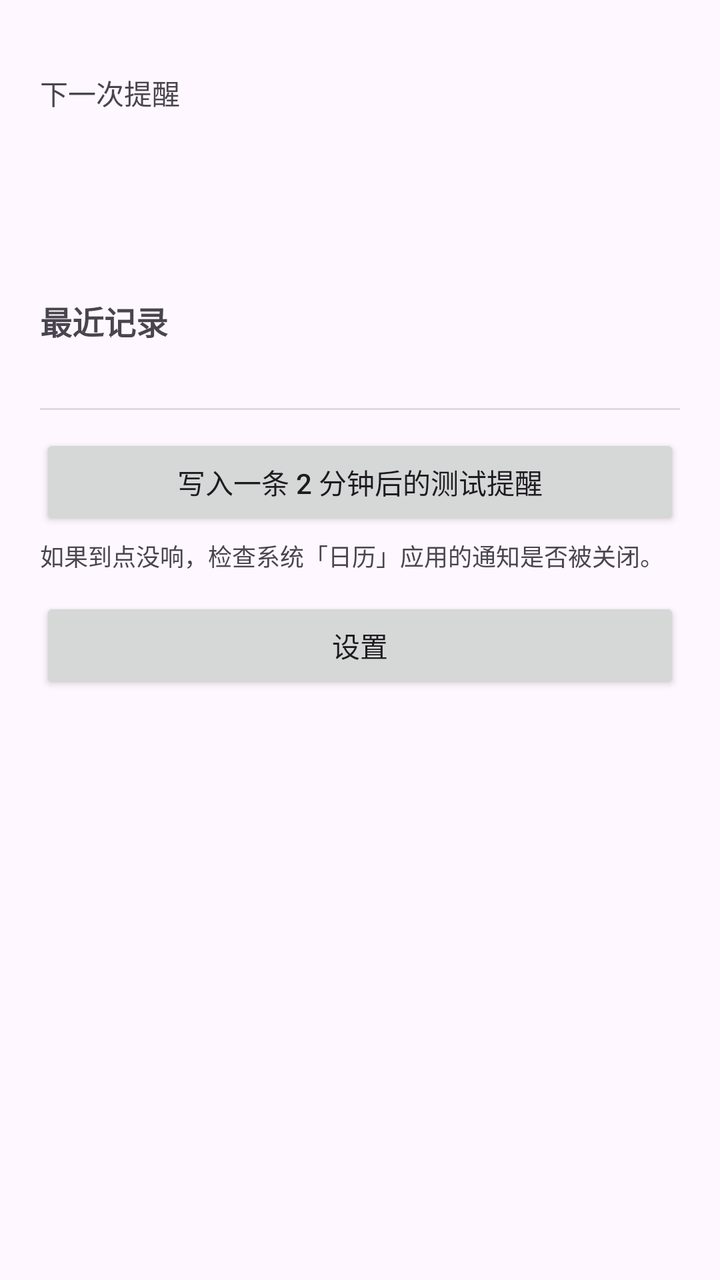
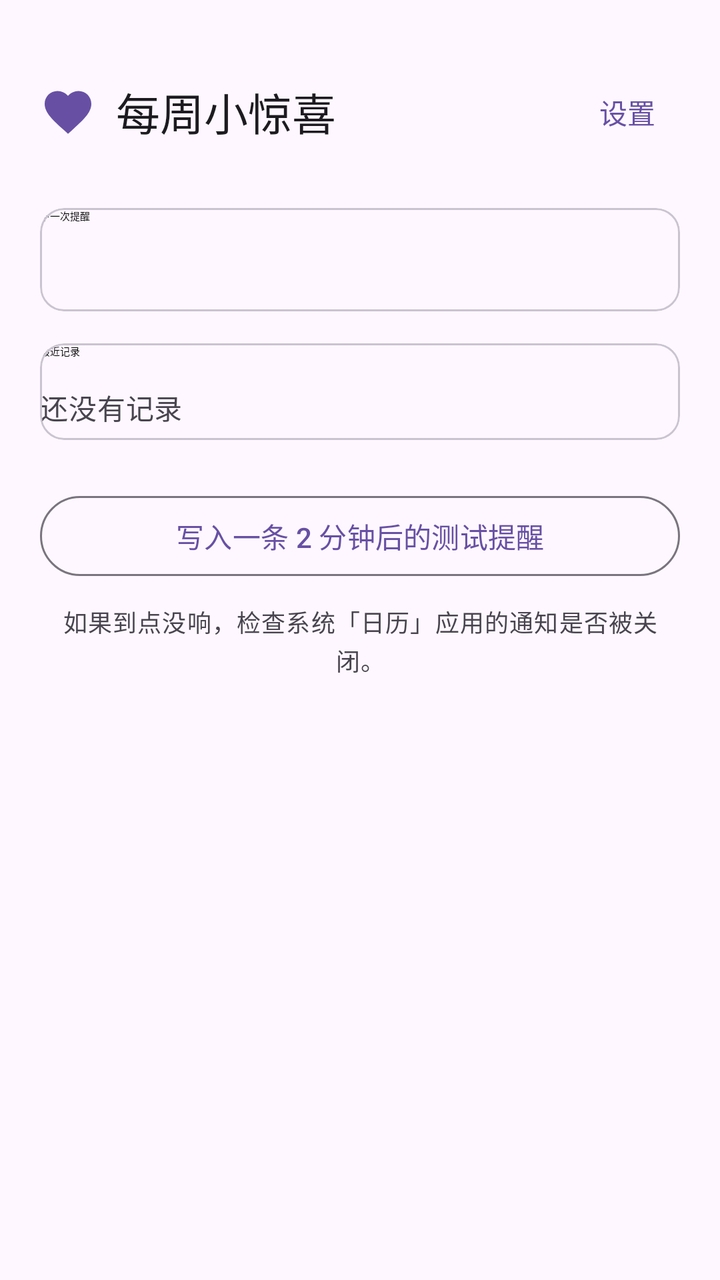

Compare the two renders of this Android layout. The source of the first and the diff that turns it into the second are given below.
<!-- AndroidManifest.xml: application theme Theme.WeeklySurprise -->
<!-- res/layout/activity_main.xml -->
<?xml version="1.0" encoding="utf-8"?>
<ScrollView xmlns:android="http://schemas.android.com/apk/res/android"
    android:layout_width="match_parent"
    android:layout_height="match_parent"
    android:fillViewport="true">

    <LinearLayout
        android:layout_width="match_parent"
        android:layout_height="wrap_content"
        android:orientation="vertical"
        android:padding="20dp">

        
        <LinearLayout
            android:id="@+id/permissionCard"
            android:layout_width="match_parent"
            android:layout_height="wrap_content"
            android:orientation="vertical"
            android:visibility="gone">

            <TextView
                android:layout_width="wrap_content"
                android:layout_height="wrap_content"
                android:text="@string/need_calendar_permission"
                android:textSize="20sp"
                android:textStyle="bold" />

            <TextView
                android:layout_width="match_parent"
                android:layout_height="wrap_content"
                android:layout_marginTop="8dp"
                android:text="@string/permission_rationale"
                android:textSize="14sp" />

            <Button
                android:id="@+id/grantButton"
                android:layout_width="wrap_content"
                android:layout_height="wrap_content"
                android:layout_marginTop="12dp"
                android:text="@string/grant_permission" />
        </LinearLayout>

        
        <LinearLayout
            android:id="@+id/noCalendarCard"
            android:layout_width="match_parent"
            android:layout_height="wrap_content"
            android:orientation="vertical"
            android:visibility="gone">

            <TextView
                android:layout_width="wrap_content"
                android:layout_height="wrap_content"
                android:text="@string/no_local_calendar"
                android:textSize="20sp"
                android:textStyle="bold" />

            <TextView
                android:layout_width="match_parent"
                android:layout_height="wrap_content"
                android:layout_marginTop="8dp"
                android:text="@string/no_local_calendar_detail"
                android:textSize="14sp" />
        </LinearLayout>

        
        <LinearLayout
            android:id="@+id/revealCard"
            android:layout_width="match_parent"
            android:layout_height="wrap_content"
            android:orientation="vertical"
            android:visibility="gone">

            <TextView
                android:layout_width="wrap_content"
                android:layout_height="wrap_content"
                android:text="@string/today_is_the_day"
                android:textSize="22sp"
                android:textStyle="bold" />

            <Button
                android:id="@+id/revealButton"
                android:layout_width="match_parent"
                android:layout_height="wrap_content"
                android:layout_marginTop="12dp"
                android:text="@string/reveal" />

            <LinearLayout
                android:id="@+id/revealedContent"
                android:layout_width="match_parent"
                android:layout_height="wrap_content"
                android:orientation="vertical"
                android:visibility="gone">

                <TextView
                    android:id="@+id/amountText"
                    android:layout_width="wrap_content"
                    android:layout_height="wrap_content"
                    android:layout_marginTop="16dp"
                    android:textSize="36sp"
                    android:textStyle="bold" />

                <TextView
                    android:id="@+id/phraseText"
                    android:layout_width="match_parent"
                    android:layout_height="wrap_content"
                    android:layout_marginTop="12dp"
                    android:lineSpacingExtra="4dp"
                    android:textSize="17sp" />

                <Button
                    android:id="@+id/copyButton"
                    android:layout_width="match_parent"
                    android:layout_height="wrap_content"
                    android:layout_marginTop="16dp"
                    android:text="@string/copy_phrase" />

                <Button
                    android:id="@+id/wechatButton"
                    android:layout_width="match_parent"
                    android:layout_height="wrap_content"
                    android:text="@string/open_wechat" />

                <Button
                    android:id="@+id/doneButton"
                    android:layout_width="match_parent"
                    android:layout_height="wrap_content"
                    android:text="@string/mark_done" />
            </LinearLayout>

            <View
                android:layout_width="match_parent"
                android:layout_height="1dp"
                android:layout_marginTop="20dp"
                android:background="?android:attr/listDivider" />
        </LinearLayout>

        
        <LinearLayout
            android:id="@+id/statusCard"
            android:layout_width="match_parent"
            android:layout_height="wrap_content"
            android:layout_marginTop="16dp"
            android:orientation="vertical">

            <TextView
                android:layout_width="wrap_content"
                android:layout_height="wrap_content"
                android:text="@string/next_reminder"
                android:textSize="14sp" />

            <TextView
                android:id="@+id/nextDateText"
                android:layout_width="wrap_content"
                android:layout_height="wrap_content"
                android:layout_marginTop="4dp"
                android:textSize="26sp"
                android:textStyle="bold" />

            <TextView
                android:id="@+id/slotsText"
                android:layout_width="wrap_content"
                android:layout_height="wrap_content"
                android:layout_marginTop="6dp"
                android:textSize="14sp" />

            <Button
                android:id="@+id/setupButton"
                android:layout_width="wrap_content"
                android:layout_height="wrap_content"
                android:layout_marginTop="10dp"
                android:text="@string/setup_now"
                android:visibility="gone" />
        </LinearLayout>

        
        <TextView
            android:layout_width="wrap_content"
            android:layout_height="wrap_content"
            android:layout_marginTop="28dp"
            android:text="@string/history_title"
            android:textSize="16sp"
            android:textStyle="bold" />

        <LinearLayout
            android:id="@+id/historyContainer"
            android:layout_width="match_parent"
            android:layout_height="wrap_content"
            android:layout_marginTop="8dp"
            android:orientation="vertical" />

        <View
            android:layout_width="match_parent"
            android:layout_height="1dp"
            android:layout_marginTop="24dp"
            android:background="?android:attr/listDivider" />

        <Button
            android:id="@+id/testButton"
            android:layout_width="match_parent"
            android:layout_height="wrap_content"
            android:layout_marginTop="12dp"
            android:text="@string/test_reminder" />

        <TextView
            android:layout_width="match_parent"
            android:layout_height="wrap_content"
            android:layout_marginTop="4dp"
            android:text="@string/calendar_notice_hint"
            android:textSize="12sp" />

        <Button
            android:id="@+id/settingsButton"
            android:layout_width="match_parent"
            android:layout_height="wrap_content"
            android:layout_marginTop="12dp"
            android:text="@string/settings" />

    </LinearLayout>
</ScrollView>
<!-- resources referenced by this layout -->
<resources>
  <string name="calendar_notice_hint">如果到点没响，检查系统「日历」应用的通知是否被关闭。</string>
  <string name="copy_phrase">复制这句话</string>
  <string name="grant_permission">授予权限</string>
  <string name="history_title">最近记录</string>
  <string name="mark_done">标记为已完成</string>
  <string name="need_calendar_permission">需要日历权限</string>
  <string name="next_reminder">下一次提醒</string>
  <string name="no_local_calendar">没有找到本地日历</string>
  <string name="no_local_calendar_detail">你的设备上只有会同步到云端的日历账户。写进去的话，这些提醒可能出现在共享同一账户的其他设备上，惊喜就穿帮了。\n\n请在系统日历应用里新建一个「本地」日历后再回来。</string>
  <string name="open_wechat">打开微信</string>
  <string name="permission_rationale">本应用用系统日历来定时提醒，因为小米等国产系统会清理后台应用，自己排闹钟不可靠。日历是系统应用，不会被清理。\n\n应用不联网，所有内容只存在你手机上。</string>
  <string name="reveal">揭晓</string>
  <string name="settings">设置</string>
  <string name="setup_now">开始排期</string>
  <string name="test_reminder">写入一条 2 分钟后的测试提醒</string>
  <string name="today_is_the_day">今天就是日子</string>
  <style name="Theme.WeeklySurprise" parent="Theme.Material3.DayNight.NoActionBar">
          <item name="android:statusBarColor" tools:targetApi="l">?attr/colorSurface</item>
      </style>
</resources>

<!-- the commit's change to res/layout/activity_main.xml (unified diff, before → after) -->
@@ -1,220 +1,305 @@
 <?xml version="1.0" encoding="utf-8"?>
 <ScrollView xmlns:android="http://schemas.android.com/apk/res/android"
+    xmlns:app="http://schemas.android.com/apk/res-auto"
     android:layout_width="match_parent"
     android:layout_height="match_parent"
-    android:fillViewport="true">
+    android:background="?android:attr/colorBackground"
+    android:fillViewport="true"
+    android:scrollbars="none">
 
     <LinearLayout
         android:layout_width="match_parent"
         android:layout_height="wrap_content"
         android:orientation="vertical"
-        android:padding="20dp">
+        android:paddingStart="20dp"
+        android:paddingTop="32dp"
+        android:paddingEnd="20dp"
+        android:paddingBottom="32dp">
 
         
         <LinearLayout
+            android:layout_width="match_parent"
+            android:layout_height="wrap_content"
+            android:gravity="center_vertical"
+            android:orientation="horizontal">
+
+            <ImageView
+                android:layout_width="28dp"
+                android:layout_height="28dp"
+                android:contentDescription="@string/app_name"
+                android:src="@drawable/ic_heart"
+                app:tint="?attr/colorPrimary" />
+
+            <TextView
+                android:layout_width="0dp"
+                android:layout_height="wrap_content"
+                android:layout_marginStart="10dp"
+                android:layout_weight="1"
+                android:text="@string/app_name"
+                android:textAppearance="@style/TextAppearance.Material3.TitleLarge"
+                android:textColor="?attr/colorOnSurface" />
+
+            <com.google.android.material.button.MaterialButton
+                android:id="@+id/settingsButton"
+                style="@style/Widget.Material3.Button.TextButton"
+                android:layout_width="wrap_content"
+                android:layout_height="wrap_content"
+                android:minWidth="0dp"
+                android:text="@string/settings" />
+        </LinearLayout>
+
+        
+        <com.google.android.material.card.MaterialCardView
             android:id="@+id/permissionCard"
-            android:layout_width="match_parent"
-            android:layout_height="wrap_content"
-            android:orientation="vertical"
+            style="@style/Card.Outlined"
+            android:layout_width="match_parent"
+            android:layout_height="wrap_content"
+            android:layout_marginTop="24dp"
             android:visibility="gone">
 
-            <TextView
-                android:layout_width="wrap_content"
-                android:layout_height="wrap_content"
-                android:text="@string/need_calendar_permission"
-                android:textSize="20sp"
-                android:textStyle="bold" />
-
-            <TextView
-                android:layout_width="match_parent"
-                android:layout_height="wrap_content"
-                android:layout_marginTop="8dp"
-                android:text="@string/permission_rationale"
-                android:textSize="14sp" />
-
-            <Button
-                android:id="@+id/grantButton"
-                android:layout_width="wrap_content"
-                android:layout_height="wrap_content"
-                android:layout_marginTop="12dp"
-                android:text="@string/grant_permission" />
-        </LinearLayout>
-
-        
-        <LinearLayout
+            <LinearLayout
+                android:layout_width="match_parent"
+                android:layout_height="wrap_content"
+                android:orientation="vertical">
+
+                <TextView
+                    android:layout_width="wrap_content"
+                    android:layout_height="wrap_content"
+                    android:text="@string/need_calendar_permission"
+                    android:textAppearance="@style/TextAppearance.Material3.TitleMedium"
+                    android:textColor="?attr/colorOnSurface" />
+
+                <TextView
+                    android:layout_width="match_parent"
+                    android:layout_height="wrap_content"
+                    android:layout_marginTop="10dp"
+                    android:lineSpacingExtra="4dp"
+                    android:text="@string/permission_rationale"
+                    android:textAppearance="@style/TextAppearance.Material3.BodyMedium"
+                    android:textColor="?attr/colorOnSurfaceVariant" />
+
+                <com.google.android.material.button.MaterialButton
+                    android:id="@+id/grantButton"
+                    android:layout_width="match_parent"
+                    android:layout_height="wrap_content"
+                    android:layout_marginTop="18dp"
+                    android:text="@string/grant_permission" />
+            </LinearLayout>
+        </com.google.android.material.card.MaterialCardView>
+
+        
+        <com.google.android.material.card.MaterialCardView
             android:id="@+id/noCalendarCard"
-            android:layout_width="match_parent"
-            android:layout_height="wrap_content"
-            android:orientation="vertical"
+            style="@style/Card.Outlined"
+            android:layout_width="match_parent"
+            android:layout_height="wrap_content"
+            android:layout_marginTop="24dp"
             android:visibility="gone">
 
-            <TextView
-                android:layout_width="wrap_content"
-                android:layout_height="wrap_content"
-                android:text="@string/no_local_calendar"
-                android:textSize="20sp"
-                android:textStyle="bold" />
-
-            <TextView
-                android:layout_width="match_parent"
-                android:layout_height="wrap_content"
-                android:layout_marginTop="8dp"
-                android:text="@string/no_local_calendar_detail"
-                android:textSize="14sp" />
-        </LinearLayout>
-
-        
-        <LinearLayout
+            <LinearLayout
+                android:layout_width="match_parent"
+                android:layout_height="wrap_content"
+                android:orientation="vertical">
+
+                <TextView
+                    android:layout_width="wrap_content"
+                    android:layout_height="wrap_content"
+                    android:text="@string/no_local_calendar"
+                    android:textAppearance="@style/TextAppearance.Material3.TitleMedium"
+                    android:textColor="?attr/colorError" />
+
+                <TextView
+                    android:layout_width="match_parent"
+                    android:layout_height="wrap_content"
+                    android:layout_marginTop="10dp"
+                    android:lineSpacingExtra="4dp"
+                    android:text="@string/no_local_calendar_detail"
+                    android:textAppearance="@style/TextAppearance.Material3.BodyMedium"
+                    android:textColor="?attr/colorOnSurfaceVariant" />
+            </LinearLayout>
+        </com.google.android.material.card.MaterialCardView>
+
+        
+        <com.google.android.material.card.MaterialCardView
             android:id="@+id/revealCard"
             android:layout_width="match_parent"
             android:layout_height="wrap_content"
-            android:orientation="vertical"
-            android:visibility="gone">
-
-            <TextView
-                android:layout_width="wrap_content"
-                android:layout_height="wrap_content"
-                android:text="@string/today_is_the_day"
-                android:textSize="22sp"
-                android:textStyle="bold" />
-
-            <Button
-                android:id="@+id/revealButton"
-                android:layout_width="match_parent"
-                android:layout_height="wrap_content"
-                android:layout_marginTop="12dp"
-                android:text="@string/reveal" />
-
-            <LinearLayout
-                android:id="@+id/revealedContent"
-                android:layout_width="match_parent"
-                android:layout_height="wrap_content"
-                android:orientation="vertical"
-                android:visibility="gone">
-
-                <TextView
-                    android:id="@+id/amountText"
+            android:layout_marginTop="24dp"
+            android:visibility="gone"
+            app:cardBackgroundColor="?attr/colorPrimaryContainer"
+            app:cardCornerRadius="24dp"
+            app:cardElevation="0dp"
+            app:contentPadding="24dp">
+
+            <LinearLayout
+                android:layout_width="match_parent"
+                android:layout_height="wrap_content"
+                android:orientation="vertical">
+
+                <TextView
+                    android:layout_width="wrap_content"
+                    android:layout_height="wrap_content"
+                    android:text="@string/today_is_the_day"
+                    android:textAppearance="@style/TextAppearance.Material3.HeadlineSmall"
+                    android:textColor="?attr/colorOnPrimaryContainer"
+                    android:textStyle="bold" />
+
+                <com.google.android.material.button.MaterialButton
+                    android:id="@+id/revealButton"
+                    android:layout_width="match_parent"
+                    android:layout_height="wrap_content"
+                    android:layout_marginTop="18dp"
+                    android:text="@string/reveal" />
+
+                <LinearLayout
+                    android:id="@+id/revealedContent"
+                    android:layout_width="match_parent"
+                    android:layout_height="wrap_content"
+                    android:orientation="vertical"
+                    android:visibility="gone">
+
+                    <TextView
+                        android:id="@+id/amountText"
+                        android:layout_width="wrap_content"
+                        android:layout_height="wrap_content"
+                        android:layout_marginTop="18dp"
+                        android:textAppearance="@style/TextAppearance.Material3.DisplayMedium"
+                        android:textColor="?attr/colorOnPrimaryContainer"
+                        android:textStyle="bold" />
+
+                    <TextView
+                        android:id="@+id/phraseText"
+                        android:layout_width="match_parent"
+                        android:layout_height="wrap_content"
+                        android:layout_marginTop="14dp"
+                        android:lineSpacingExtra="6dp"
+                        android:textAppearance="@style/TextAppearance.Material3.BodyLarge"
+                        android:textColor="?attr/colorOnPrimaryContainer" />
+
+                    <com.google.android.material.button.MaterialButton
+                        android:id="@+id/copyButton"
+                        android:layout_width="match_parent"
+                        android:layout_height="wrap_content"
+                        android:layout_marginTop="20dp"
+                        android:text="@string/copy_phrase" />
+
+                    <com.google.android.material.button.MaterialButton
+                        android:id="@+id/wechatButton"
+                        style="@style/Widget.Material3.Button.TonalButton"
+                        android:layout_width="match_parent"
+                        android:layout_height="wrap_content"
+                        android:layout_marginTop="8dp"
+                        android:text="@string/open_wechat" />
+
+                    <com.google.android.material.button.MaterialButton
+                        android:id="@+id/doneButton"
+                        style="@style/Widget.Material3.Button.OutlinedButton"
+                        android:layout_width="match_parent"
+                        android:layout_height="wrap_content"
+                        android:layout_marginTop="8dp"
+                        android:text="@string/mark_done" />
+                </LinearLayout>
+            </LinearLayout>
+        </com.google.android.material.card.MaterialCardView>
+
+        
+        <com.google.android.material.card.MaterialCardView
+            android:id="@+id/statusCard"
+            style="@style/Card.Outlined"
+            android:layout_width="match_parent"
+            android:layout_height="wrap_content"
+            android:layout_marginTop="24dp">
+
+            <LinearLayout
+                android:layout_width="match_parent"
+                android:layout_height="wrap_content"
+                android:orientation="vertical">
+
+                <TextView
+                    android:layout_width="wrap_content"
+                    android:layout_height="wrap_content"
+                    android:text="@string/next_reminder"
+                    android:textAppearance="@style/Text.Label" />
+
+                <TextView
+                    android:id="@+id/nextDateText"
+                    android:layout_width="wrap_content"
+                    android:layout_height="wrap_content"
+                    android:layout_marginTop="8dp"
+                    android:textAppearance="@style/Text.Hero" />
+
+                <TextView
+                    android:id="@+id/slotsText"
+                    android:layout_width="wrap_content"
+                    android:layout_height="wrap_content"
+                    android:layout_marginTop="10dp"
+                    android:textAppearance="@style/TextAppearance.Material3.BodyMedium"
+                    android:textColor="?attr/colorOnSurfaceVariant" />
+
+                <com.google.android.material.button.MaterialButton
+                    android:id="@+id/setupButton"
                     android:layout_width="wrap_content"
                     android:layout_height="wrap_content"
                     android:layout_marginTop="16dp"
-                    android:textSize="36sp"
-                    android:textStyle="bold" />
-
-                <TextView
-                    android:id="@+id/phraseText"
-                    android:layout_width="match_parent"
-                    android:layout_height="wrap_content"
-                    android:layout_marginTop="12dp"
-                    android:lineSpacingExtra="4dp"
-                    android:textSize="17sp" />
-
-                <Button
-                    android:id="@+id/copyButton"
-                    android:layout_width="match_parent"
-                    android:layout_height="wrap_content"
-                    android:layout_marginTop="16dp"
-                    android:text="@string/copy_phrase" />
-
-                <Button
-                    android:id="@+id/wechatButton"
-                    android:layout_width="match_parent"
-                    android:layout_height="wrap_content"
-                    android:text="@string/open_wechat" />
-
-                <Button
-                    android:id="@+id/doneButton"
-                    android:layout_width="match_parent"
-                    android:layout_height="wrap_content"
-                    android:text="@string/mark_done" />
-            </LinearLayout>
-
-            <View
-                android:layout_width="match_parent"
-                android:layout_height="1dp"
-                android:layout_marginTop="20dp"
-                android:background="?android:attr/listDivider" />
-        </LinearLayout>
-
-        
-        <LinearLayout
-            android:id="@+id/statusCard"
-            android:layout_width="match_parent"
-            android:layout_height="wrap_content"
-            android:layout_marginTop="16dp"
-            android:orientation="vertical">
-
-            <TextView
-                android:layout_width="wrap_content"
-                android:layout_height="wrap_content"
-                android:text="@string/next_reminder"
-                android:textSize="14sp" />
-
-            <TextView
-                android:id="@+id/nextDateText"
-                android:layout_width="wrap_content"
-                android:layout_height="wrap_content"
-                android:layout_marginTop="4dp"
-                android:textSize="26sp"
-                android:textStyle="bold" />
-
-            <TextView
-                android:id="@+id/slotsText"
-                android:layout_width="wrap_content"
-                android:layout_height="wrap_content"
-                android:layout_marginTop="6dp"
-                android:textSize="14sp" />
-
-            <Button
-                android:id="@+id/setupButton"
-                android:layout_width="wrap_content"
-                android:layout_height="wrap_content"
-                android:layout_marginTop="10dp"
-                android:text="@string/setup_now"
-                android:visibility="gone" />
-        </LinearLayout>
-
-        
+                    android:text="@string/setup_now"
+                    android:visibility="gone" />
+            </LinearLayout>
+        </com.google.android.material.card.MaterialCardView>
+
+        
+        <com.google.android.material.card.MaterialCardView
+            style="@style/Card.Outlined"
+            android:layout_width="match_parent"
+            android:layout_height="wrap_content"
+            android:layout_marginTop="16dp">
+
+            <LinearLayout
+                android:layout_width="match_parent"
+                android:layout_height="wrap_content"
+                android:orientation="vertical">
+
+                <TextView
+                    android:layout_width="wrap_content"
+                    android:layout_height="wrap_content"
+                    android:text="@string/history_title"
+                    android:textAppearance="@style/Text.Label" />
+
+                <TextView
+                    android:id="@+id/historyEmpty"
+                    android:layout_width="match_parent"
+                    android:layout_height="wrap_content"
+                    android:layout_marginTop="14dp"
+                    android:text="@string/history_empty"
+                    android:textAppearance="@style/TextAppearance.Material3.BodyMedium"
+                    android:textColor="?attr/colorOnSurfaceVariant" />
+
+                <LinearLayout
+                    android:id="@+id/historyContainer"
+                    android:layout_width="match_parent"
+                    android:layout_height="wrap_content"
+                    android:layout_marginTop="6dp"
+                    android:orientation="vertical" />
+            </LinearLayout>
+        </com.google.android.material.card.MaterialCardView>
+
+        
+        <com.google.android.material.button.MaterialButton
+            android:id="@+id/testButton"
+            style="@style/Widget.Material3.Button.OutlinedButton"
+            android:layout_width="match_parent"
+            android:layout_height="wrap_content"
+            android:layout_marginTop="24dp"
+            android:text="@string/test_reminder" />
+
         <TextView
-            android:layout_width="wrap_content"
-            android:layout_height="wrap_content"
-            android:layout_marginTop="28dp"
-            android:text="@string/history_title"
-            android:textSize="16sp"
-            android:textStyle="bold" />
-
-        <LinearLayout
-            android:id="@+id/historyContainer"
-            android:layout_width="match_parent"
-            android:layout_height="wrap_content"
-            android:layout_marginTop="8dp"
-            android:orientation="vertical" />
-
-        <View
-            android:layout_width="match_parent"
-            android:layout_height="1dp"
-            android:layout_marginTop="24dp"
-            android:background="?android:attr/listDivider" />
-
-        <Button
-            android:id="@+id/testButton"
-            android:layout_width="match_parent"
-            android:layout_height="wrap_content"
-            android:layout_marginTop="12dp"
-            android:text="@string/test_reminder" />
-
-        <TextView
-            android:layout_width="match_parent"
-            android:layout_height="wrap_content"
-            android:layout_marginTop="4dp"
+            android:layout_width="match_parent"
+            android:layout_height="wrap_content"
+            android:layout_marginTop="10dp"
+            android:gravity="center"
+            android:lineSpacingExtra="2dp"
             android:text="@string/calendar_notice_hint"
-            android:textSize="12sp" />
-
-        <Button
-            android:id="@+id/settingsButton"
-            android:layout_width="match_parent"
-            android:layout_height="wrap_content"
-            android:layout_marginTop="12dp"
-            android:text="@string/settings" />
+            android:textAppearance="@style/TextAppearance.Material3.BodySmall"
+            android:textColor="?attr/colorOnSurfaceVariant" />
 
     </LinearLayout>
 </ScrollView>
<!-- resource entries referenced after the edit -->
@@ -1,8 +1,22 @@
 <!-- resources referenced by this layout -->
 <resources>
+  <!-- drawable ic_heart (drawable) -->
+  <?xml version="1.0" encoding="utf-8"?>
+  <vector xmlns:android="http://schemas.android.com/apk/res/android"
+      android:width="24dp"
+      android:height="24dp"
+      android:viewportWidth="24"
+      android:viewportHeight="24"
+      android:tint="?attr/colorPrimary">
+      <path
+          android:fillColor="@android:color/white"
+          android:pathData="M12,21.35l-1.45,-1.32C5.4,15.36 2,12.28 2,8.5 2,5.42 4.42,3 7.5,3c1.74,0 3.41,0.81 4.5,2.09C13.09,3.81 14.76,3 16.5,3 19.58,3 22,5.42 22,8.5c0,3.78 -3.4,6.86 -8.55,11.54L12,21.35z" />
+  </vector>
+  <string name="app_name">每周小惊喜</string>
   <string name="calendar_notice_hint">如果到点没响，检查系统「日历」应用的通知是否被关闭。</string>
   <string name="copy_phrase">复制这句话</string>
   <string name="grant_permission">授予权限</string>
+  <string name="history_empty">还没有记录</string>
   <string name="history_title">最近记录</string>
   <string name="mark_done">标记为已完成</string>
   <string name="need_calendar_permission">需要日历权限</string>
